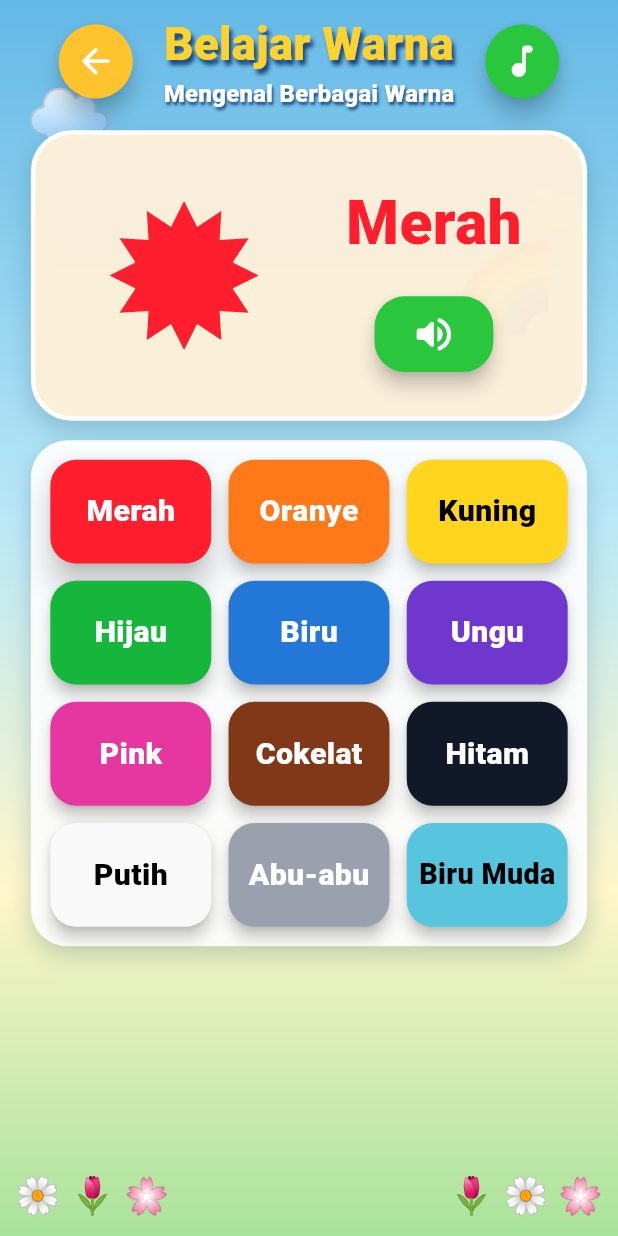
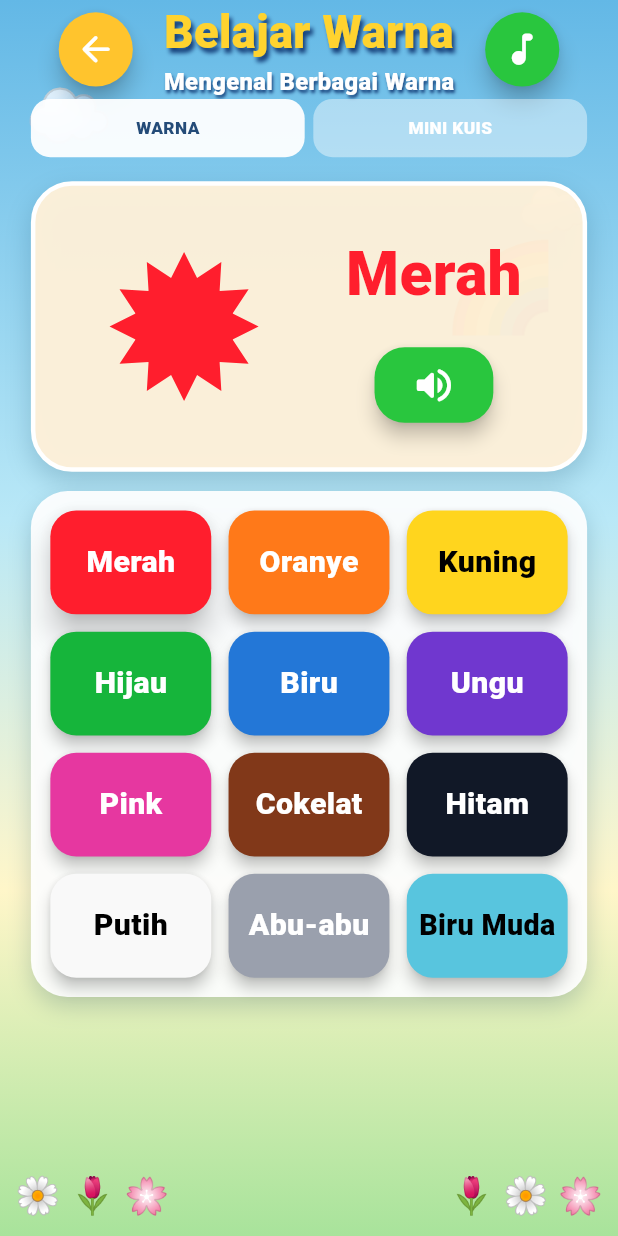
Before and after one commit to kopen1/irkop-belajar-tk, a Flutter app: the WarnaPage screen opened directly, on a phone screen of 412 x 824 dp. Run offline on Flutter 3.47's test engine with Material 3 defaults, Android fonts, the phone set to English and light mode, and no system bars; our stand-ins replace confetti, flutter_tts, web; missing offline and left inert: dart:js_interop.

Commit message:
feat: add mini quiz tab to warna

```diff
--- a/lib/features/warna/warna_page.dart
+++ b/lib/features/warna/warna_page.dart
@@ -4,6 +4,7 @@ import 'package:flutter/material.dart';
 
 import '../../core/services/audio_service.dart';
 import '../../core/widgets/kid_background.dart';
+import '../../core/widgets/mini_quiz_panel.dart';
 
 class WarnaPage extends StatefulWidget {
   const WarnaPage({super.key});
@@ -20,18 +21,57 @@ class _WarnaPageState extends State<WarnaPage> {
     ('Putih', Color(0xFFF9F9F9)), ('Abu-abu', Color(0xFF9AA0AD)), ('Biru Muda', Color(0xFF58C5DE)),
   ];
   int selected = 0;
+  int _tab = 0;
 
   @override
-  Widget build(BuildContext context) {
-    final current = items[selected];
-    return Scaffold(body: KidBackground(child: SafeArea(child: LayoutBuilder(builder: (context, box) {
+  Widget build(BuildContext context) => Scaffold(
+    body: KidBackground(
+      child: SafeArea(
+        child: LayoutBuilder(builder: (context, box) {
           final w = box.maxWidth;
           final s = (w / 820).clamp(.72, 1.0);
+          return Column(children: [
+            _header(w, s),
+            Padding(
+              padding: EdgeInsets.fromLTRB(w * .05, 0, w * .05, 8),
+              child: Row(children: [
+                Expanded(child: _tabButton('WARNA', 0, s)),
+                SizedBox(width: 8 * s),
+                Expanded(child: _tabButton('MINI KUIS', 1, s)),
+              ]),
+            ),
+            Expanded(
+              child: _tab == 0
+                  ? _lesson(w, s)
+                  : MiniQuizPanel(
+                      items: items.map((item) => ('🎨', item.$1)).toList(),
+                      questionPrefix: 'Warna apakah ini?',
+                    ),
+            ),
+          ]);
+        }),
+      ),
+    ),
+  );
+
+  Widget _tabButton(String label, int value, double s) {
+    final active = _tab == value;
+    return Material(
+      color: active ? Colors.white.withValues(alpha: .94) : Colors.white.withValues(alpha: .42),
+      borderRadius: BorderRadius.circular(18 * s),
+      child: InkWell(
+        borderRadius: BorderRadius.circular(18 * s),
+        onTap: () { setState(() => _tab = value); audio.click(); },
+        child: SizedBox(height: 54 * s, child: Center(child: Text(label, style: TextStyle(color: active ? const Color(0xFF244B78) : Colors.white, fontSize: 16 * s, fontWeight: FontWeight.w900)))),
+      ),
+    );
+  }
+
+  Widget _lesson(double w, double s) {
+    final current = items[selected];
     return SingleChildScrollView(
       padding: EdgeInsets.fromLTRB(w * .05, 8, w * .05, 24),
       child: Column(children: [
-          _header(w, s),
-          SizedBox(height: 18 * s),
         Container(
           height: w * .47,
           padding: EdgeInsets.all(22 * s),
@@ -67,7 +107,6 @@ class _WarnaPageState extends State<WarnaPage> {
         ),
       ]),
     );
-    }))));
   }
 
   Widget _header(double w, double s) => SizedBox(height: w * .16, child: Stack(alignment: Alignment.center, children: [
```
Lines whose indentation alone changed are shown as unchanged.
